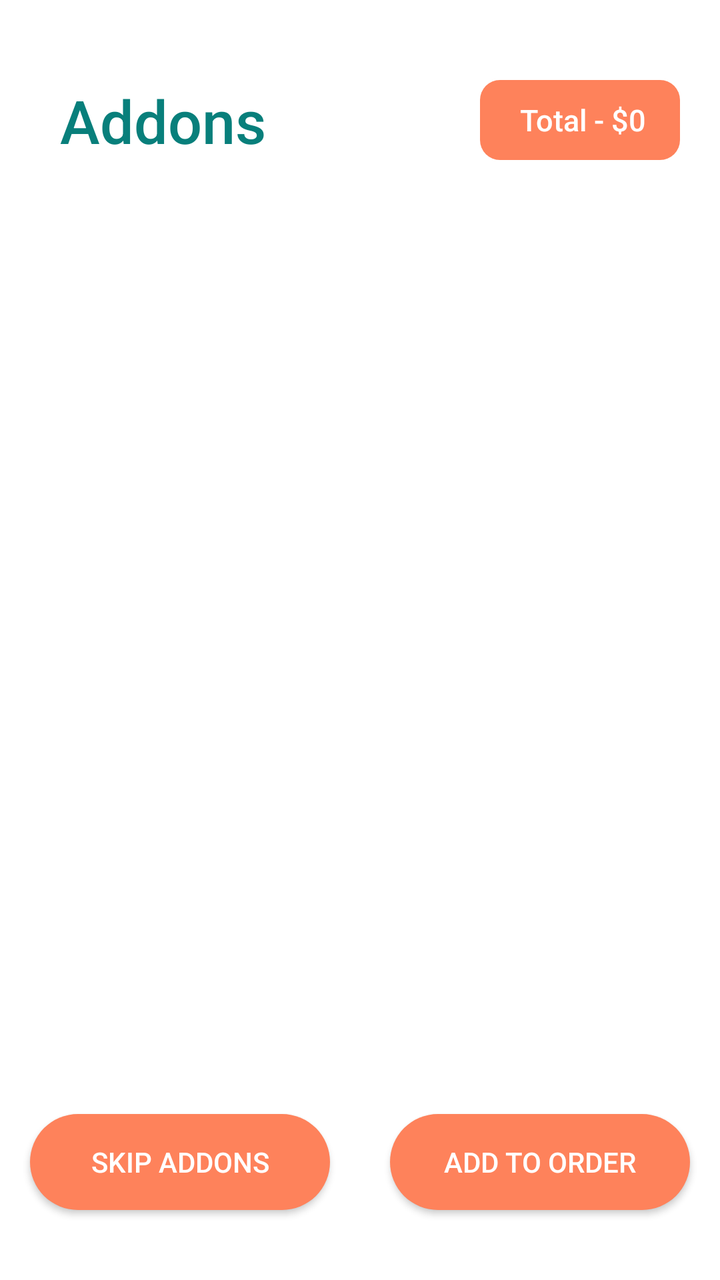
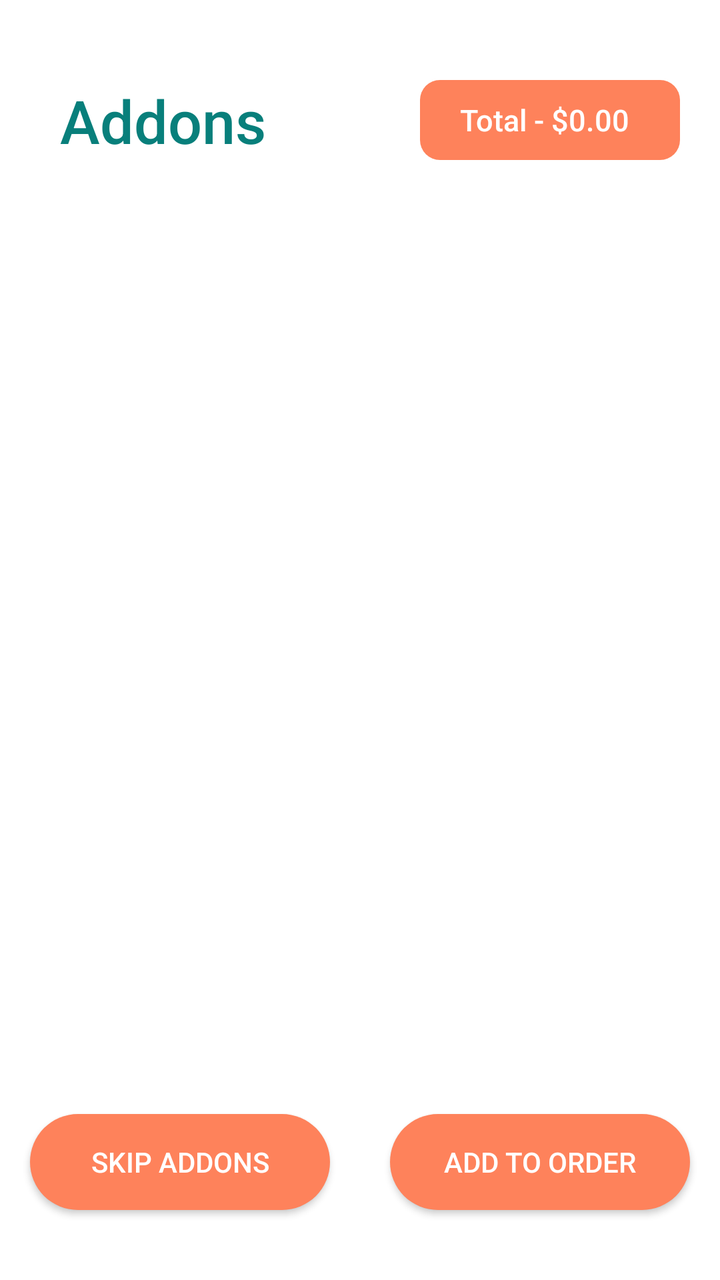

An Android layout rendered at two revisions. The XML below is the earlier revision; the diff shows what the commit changed to produce the second picture.
<!-- AndroidManifest.xml: application theme Theme.Cleaner -->
<!-- res/layout/activity_add_ons.xml -->
<?xml version="1.0" encoding="utf-8"?>
<FrameLayout xmlns:android="http://schemas.android.com/apk/res/android"
    xmlns:tools="http://schemas.android.com/tools"
    android:layout_width="match_parent"
    android:layout_height="match_parent"
    android:background="@color/white"
    android:id="@+id/framwe1"
    xmlns:app="http://schemas.android.com/apk/res-auto"
    tools:context=".Fragments.Addons_Fragment">
    <RelativeLayout
        android:layout_width="match_parent"
        android:layout_height="match_parent">


        <TextView
            android:id="@+id/textView3"
            app:layout_constraintEnd_toEndOf="parent"
            app:layout_constraintHorizontal_bias="0.081"
            app:layout_constraintStart_toStartOf="parent"
            app:layout_constraintTop_toTopOf="parent"
            android:layout_width="wrap_content"
            android:layout_height="wrap_content"
            android:layout_marginLeft="30dp"
            android:layout_marginTop="40dp"
            android:layout_marginBottom="40dp"
            android:fontFamily="sans-serif-medium"
            android:text="Addons"
            android:textColor="#087F7B"
            android:textSize="30dp"
            tools:ignore="MissingConstraints" />

        <LinearLayout
            android:layout_width="100dp"
            android:layout_height="40dp"
            android:layout_alignParentRight="true"
            android:layout_marginTop="40dp"
            android:layout_marginRight="20dp"
            android:background="@drawable/total_addon_background"
            tools:ignore="MissingConstraints" >

            <TextView

                android:layout_width="wrap_content"
                android:layout_height="wrap_content"
                android:fontFamily="sans-serif-medium"
                android:text="Total - $"
                android:layout_marginLeft="20dp"
                android:layout_gravity="center"
                android:textAllCaps="false"
                android:textColor="@color/white"
                android:textSize="15dp"

                />
            <TextView
                android:layout_width="wrap_content"
                android:layout_height="wrap_content"
                android:fontFamily="sans-serif-medium"
                android:text="0"
                android:layout_gravity="center"
                android:textAllCaps="false"
                android:textColor="@color/white"
                android:textSize="15dp"

                />

        </LinearLayout>

        <androidx.core.widget.NestedScrollView
            android:layout_width="match_parent"
            android:layout_below="@+id/textView3"
            android:layout_above="@+id/ll_bottom_bar"
            android:layout_height="match_parent">
            <RelativeLayout
                android:layout_width="match_parent"
                android:layout_height="match_parent">
                <androidx.recyclerview.widget.RecyclerView
                    android:id="@+id/addon_recycler"
                    android:layout_width="match_parent"
                    android:layout_height="wrap_content"
                    android:nestedScrollingEnabled="false"
                    app:layout_constraintBottom_toBottomOf="parent"
                    app:layout_constraintEnd_toEndOf="parent"
                    app:layout_constraintHorizontal_bias="0.0"
                    android:scrollbarAlwaysDrawHorizontalTrack="true"
                    app:layout_constraintStart_toStartOf="parent"
                    app:layout_constraintVertical_bias="0.0" />

            </RelativeLayout>
        </androidx.core.widget.NestedScrollView>

        <LinearLayout
            android:id="@+id/ll_bottom_bar"
            android:layout_width="match_parent"
            android:layout_height="wrap_content"
            android:layout_alignParentBottom="true"
            android:layout_marginBottom="20dp"
            android:orientation="horizontal">
            <androidx.appcompat.widget.AppCompatButton
                android:id="@+id/skip"
                android:layout_width="match_parent"
                android:layout_height="wrap_content"
                android:layout_weight="1"
                android:layout_margin="15dp"
                android:text="Skip addons"
                android:fontFamily="sans-serif-medium"
                android:textColor="@color/white"
                android:background="@drawable/addon_button_bachground"/>
            <androidx.appcompat.widget.AppCompatButton
                android:id="@+id/Add_to_order"
                android:layout_width="match_parent"
                android:layout_height="wrap_content"
                android:layout_weight="1"
                android:layout_margin="15dp"
                android:fontFamily="sans-serif-medium"
                android:text="Add to order"
                android:textColor="@color/white"
                android:background="@drawable/addon_button_bachground"/>


        </LinearLayout>

    </RelativeLayout>
</FrameLayout>
<!-- resources referenced by this layout -->
<resources>
  <color name="white">#FFFFFFFF</color>
  <!-- drawable addon_button_bachground (drawable) -->
  <?xml version="1.0" encoding="utf-8"?>
  <shape xmlns:android="http://schemas.android.com/apk/res/android">
      <corners android:radius="25dp"/>
      <solid android:color="#FE825B"/>
  </shape>
  <!-- drawable total_addon_background (drawable) -->
  <?xml version="1.0" encoding="utf-8"?>
  <shape xmlns:android="http://schemas.android.com/apk/res/android">
      <corners android:radius="10dp"/>
      <solid android:color="#FE825B"/>
  </shape>
  <style name="Theme.Cleaner" parent="Theme.MaterialComponents.Light.NoActionBar">
          
          <item name="colorPrimary">@color/purple_500</item>
          <item name="colorPrimaryVariant">#087F7B</item>
          <item name="colorOnPrimary">@color/white</item>
          
          <item name="colorSecondary">@color/teal_200</item>
          <item name="colorSecondaryVariant">@color/teal_700</item>
          <item name="colorOnSecondary">@color/black</item>
          
          <item name="android:statusBarColor" tools:targetApi="l">?attr/colorPrimaryVariant</item>
          
  
  
      </style>
  <color name="purple_500">#FF6200EE</color>
  <color name="teal_200">#FF03DAC5</color>
  <color name="teal_700">#FF018786</color>
  <color name="black">#FF000000</color>
</resources>

<!-- the commit's change to res/layout/activity_add_ons.xml (unified diff, before → after) -->
@@ -30,33 +30,35 @@
             tools:ignore="MissingConstraints" />
 
         <LinearLayout
-            android:layout_width="100dp"
+            android:layout_width="130dp"
             android:layout_height="40dp"
             android:layout_alignParentRight="true"
             android:layout_marginTop="40dp"
             android:layout_marginRight="20dp"
             android:background="@drawable/total_addon_background"
-            tools:ignore="MissingConstraints" >
+            tools:ignore="MissingConstraints">
 
             <TextView
 
                 android:layout_width="wrap_content"
                 android:layout_height="wrap_content"
+                android:layout_gravity="center"
+                android:layout_marginLeft="20dp"
                 android:fontFamily="sans-serif-medium"
                 android:text="Total - $"
-                android:layout_marginLeft="20dp"
-                android:layout_gravity="center"
                 android:textAllCaps="false"
                 android:textColor="@color/white"
                 android:textSize="15dp"
 
                 />
+
             <TextView
+                android:id="@+id/prize"
                 android:layout_width="wrap_content"
                 android:layout_height="wrap_content"
+                android:layout_gravity="center"
                 android:fontFamily="sans-serif-medium"
-                android:text="0"
-                android:layout_gravity="center"
+                android:text="0.00"
                 android:textAllCaps="false"
                 android:textColor="@color/white"
                 android:textSize="15dp"
